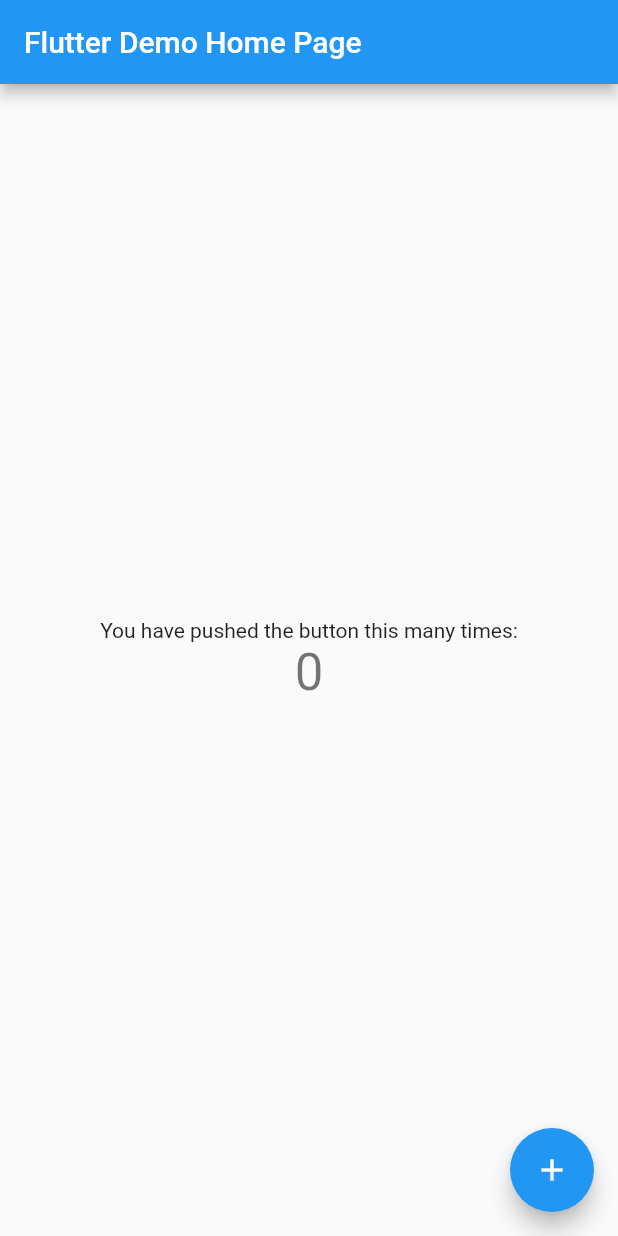
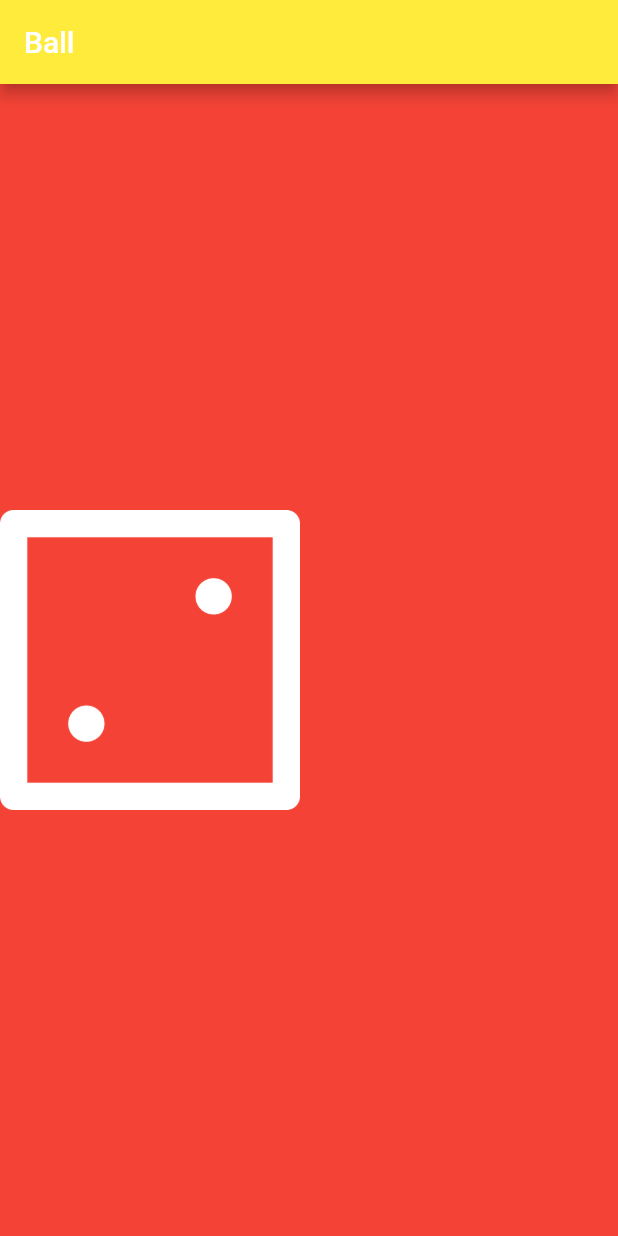
Before and after one commit to nguyendinhthehien/new_flutter_app, a Flutter app: the screen it shows after launch, on a phone screen of 412 x 824 dp. Run offline on Flutter 3.47's test engine with Material 2 defaults, Android fonts, the phone set to English and light mode, and no system bars.

Commit message:
commit add file image

```diff
--- a/lib/main.dart
+++ b/lib/main.dart
@@ -1,66 +1,33 @@
 import 'package:flutter/material.dart';
 
 void main() {
-  runApp(const MyApp());
+  return runApp(
+       MaterialApp(
+        home: Center(
+          child: Scaffold(
+            backgroundColor: Colors.red,
+            appBar: AppBar(
+              title: const Text('Ball'),
+              backgroundColor: Colors.yellow,
+              ),
+            body: BallPage(),
+            ),
+        ),
+        ),
+      );
 }
 
-class MyApp extends StatelessWidget {
-  const MyApp({super.key});
+class BallPage extends StatelessWidget {
   @override
   Widget build(BuildContext context) {
-    return MaterialApp(
-      title: 'Flutter Demo',
-      theme: ThemeData(
-
-        primarySwatch: Colors.blue,
-      ),
-      home: const MyHomePage(title: 'Flutter Demo Home Page'),
+    return Row(
+      children: const <Widget>[
+        Center(
+          child: Image(
+              width: 200.0,
+              image: AssetImage('images/dice2.png')),
+        )
+      ],
     );
   }
 }
-
-class MyHomePage extends StatefulWidget {
-  const MyHomePage({super.key, required this.title});
-
-  final String title;
-  @override
-  State<MyHomePage> createState() => _MyHomePageState();
-}
-
-class _MyHomePageState extends State<MyHomePage> {
-  int _counter = 0;
-
-  void _incrementCounter() {
-    setState(() {
-      _counter++;
-    });
-  }
-
-  @override
-  Widget build(BuildContext context) {
-    return Scaffold(
-      appBar: AppBar(
-        title: Text(widget.title),
-      ),
-      body: Center(
-        child: Column(
-          mainAxisAlignment: MainAxisAlignment.center,
-          children: <Widget>[
-            const Text(
-              'You have pushed the button this many times:',
-            ),
-            Text(
-              '$_counter',
-              style: Theme.of(context).textTheme.headline4,
-            ),
-          ],
-        ),
-      ),
-      floatingActionButton: FloatingActionButton(
-        onPressed: _incrementCounter,
-        tooltip: 'Increment',
-        child: const Icon(Icons.add),
-      ), // This trailing comma makes auto-formatting nicer for build methods.
-    );
-  }
-}
```
Also changed, not shown: pubspec.yaml (+3 -66 lines), images/dice1.png (added), images/dice2.png (added), images/dice3.png (added), images/dice4.png (added), images/dice5.png (added), images/dice6.png (added), 5 other files.
